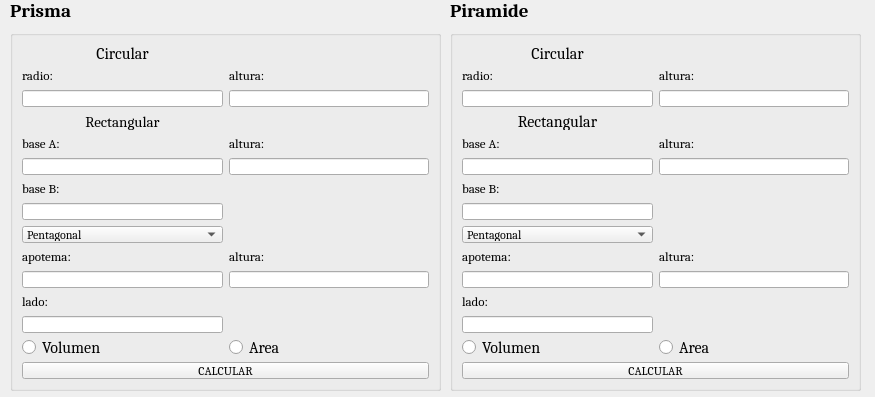
This is prismas_piramides.ui in AlfonsoVA/Prismas-pir-mides as Qt 5 draws it before an edit. The edited form follows.
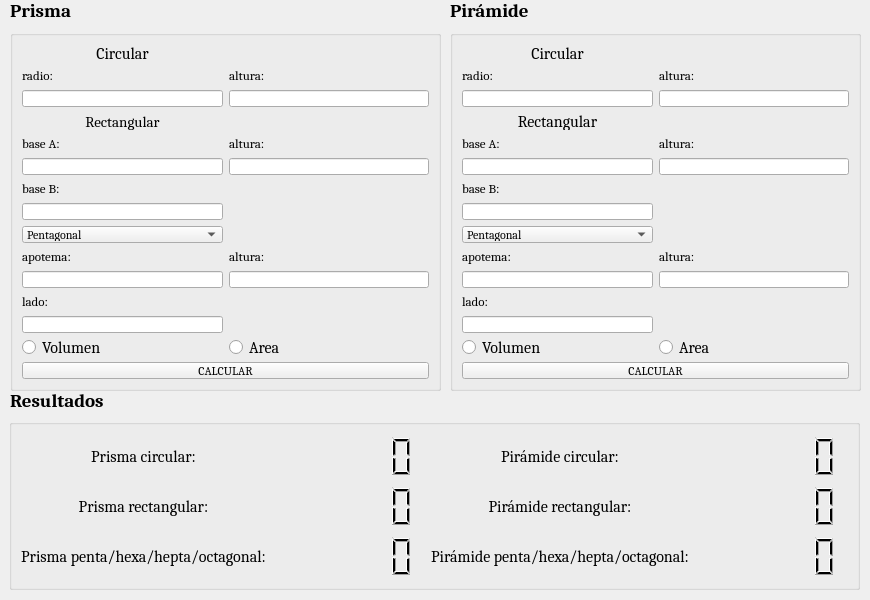
This is the edited form.

Commit message: Version 2.0 implementada, un poco más práctico

Patch:
```diff
--- a/prismas_piramides.ui
+++ b/prismas_piramides.ui
@@ -6,12 +6,30 @@
    <rect>
     <x>0</x>
     <y>0</y>
-    <width>875</width>
-    <height>397</height>
+    <width>870</width>
+    <height>600</height>
    </rect>
   </property>
+  <property name="minimumSize">
+   <size>
+    <width>870</width>
+    <height>600</height>
+   </size>
+  </property>
+  <property name="maximumSize">
+   <size>
+    <width>870</width>
+    <height>600</height>
+   </size>
+  </property>
   <property name="windowTitle">
-   <string>MainWindow</string>
+   <string>Calculadora de volumen y área de prismas y piramides</string>
+  </property>
+  <property name="autoFillBackground">
+   <bool>false</bool>
+  </property>
+  <property name="documentMode">
+   <bool>false</bool>
   </property>
   <widget class="QWidget" name="centralwidget">
    <widget class="QGroupBox" name="prisma_box">
@@ -587,7 +605,7 @@
      </font>
     </property>
     <property name="text">
-     <string>Piramide</string>
+     <string>Pirámide</string>
     </property>
    </widget>
    <widget class="QLabel" name="prisma_lb">
@@ -611,6 +629,234 @@
      <string>Prisma</string>
     </property>
    </widget>
+   <widget class="QGroupBox" name="gridGroupBox">
+    <property name="geometry">
+     <rect>
+      <x>9</x>
+      <y>419</y>
+      <width>851</width>
+      <height>171</height>
+     </rect>
+    </property>
+    <layout class="QGridLayout" name="resultados_box">
+     <item row="0" column="3">
+      <widget class="QLCDNumber" name="lcd_pir_cir">
+       <property name="lineWidth">
+        <number>0</number>
+       </property>
+       <property name="digitCount">
+        <number>6</number>
+       </property>
+      </widget>
+     </item>
+     <item row="0" column="1">
+      <widget class="QLCDNumber" name="lcd_prism_cir">
+       <property name="acceptDrops">
+        <bool>false</bool>
+       </property>
+       <property name="lineWidth">
+        <number>0</number>
+       </property>
+       <property name="digitCount">
+        <number>6</number>
+       </property>
+      </widget>
+     </item>
+     <item row="1" column="2">
+      <widget class="QLabel" name="lb_pir_rec">
+       <property name="font">
+        <font>
+         <family>Cambria</family>
+         <pointsize>12</pointsize>
+        </font>
+       </property>
+       <property name="layoutDirection">
+        <enum>Qt::LeftToRight</enum>
+       </property>
+       <property name="lineWidth">
+        <number>1</number>
+       </property>
+       <property name="text">
+        <string>Pirámide rectangular:</string>
+       </property>
+       <property name="alignment">
+        <set>Qt::AlignCenter</set>
+       </property>
+      </widget>
+     </item>
+     <item row="1" column="1">
+      <widget class="QLCDNumber" name="lcd_prism_rec">
+       <property name="lineWidth">
+        <number>0</number>
+       </property>
+       <property name="digitCount">
+        <number>6</number>
+       </property>
+      </widget>
+     </item>
+     <item row="0" column="0">
+      <widget class="QLabel" name="lb_prism_cir">
+       <property name="font">
+        <font>
+         <family>Cambria</family>
+         <pointsize>12</pointsize>
+        </font>
+       </property>
+       <property name="layoutDirection">
+        <enum>Qt::LeftToRight</enum>
+       </property>
+       <property name="lineWidth">
+        <number>1</number>
+       </property>
+       <property name="text">
+        <string>Prisma circular:</string>
+       </property>
+       <property name="alignment">
+        <set>Qt::AlignCenter</set>
+       </property>
+      </widget>
+     </item>
+     <item row="1" column="3">
+      <widget class="QLCDNumber" name="lcd_pir_rec">
+       <property name="lineWidth">
+        <number>0</number>
+       </property>
+       <property name="digitCount">
+        <number>6</number>
+       </property>
+      </widget>
+     </item>
+     <item row="1" column="0">
+      <widget class="QLabel" name="lb_prism_rec">
+       <property name="font">
+        <font>
+         <family>Cambria</family>
+         <pointsize>12</pointsize>
+        </font>
+       </property>
+       <property name="layoutDirection">
+        <enum>Qt::LeftToRight</enum>
+       </property>
+       <property name="lineWidth">
+        <number>1</number>
+       </property>
+       <property name="text">
+        <string>Prisma rectangular:</string>
+       </property>
+       <property name="alignment">
+        <set>Qt::AlignCenter</set>
+       </property>
+      </widget>
+     </item>
+     <item row="0" column="2">
+      <widget class="QLabel" name="lb_pir_cir">
+       <property name="font">
+        <font>
+         <family>Cambria</family>
+         <pointsize>12</pointsize>
+        </font>
+       </property>
+       <property name="layoutDirection">
+        <enum>Qt::LeftToRight</enum>
+       </property>
+       <property name="lineWidth">
+        <number>1</number>
+       </property>
+       <property name="text">
+        <string>Pirámide circular:</string>
+       </property>
+       <property name="alignment">
+        <set>Qt::AlignCenter</set>
+       </property>
+      </widget>
+     </item>
+     <item row="2" column="0">
+      <widget class="QLabel" name="lb_prism_pho">
+       <property name="font">
+        <font>
+         <family>Cambria</family>
+         <pointsize>12</pointsize>
+        </font>
+       </property>
+       <property name="layoutDirection">
+        <enum>Qt::LeftToRight</enum>
+       </property>
+       <property name="lineWidth">
+        <number>1</number>
+       </property>
+       <property name="text">
+        <string>Prisma penta/hexa/hepta/octagonal:</string>
+       </property>
+       <property name="alignment">
+        <set>Qt::AlignCenter</set>
+       </property>
+      </widget>
+     </item>
+     <item row="2" column="1">
+      <widget class="QLCDNumber" name="lcd_prism_pho">
+       <property name="lineWidth">
+        <number>0</number>
+       </property>
+       <property name="digitCount">
+        <number>6</number>
+       </property>
+      </widget>
+     </item>
+     <item row="2" column="2">
+      <widget class="QLabel" name="lb_pir_pho">
+       <property name="font">
+        <font>
+         <family>Cambria</family>
+         <pointsize>12</pointsize>
+        </font>
+       </property>
+       <property name="layoutDirection">
+        <enum>Qt::LeftToRight</enum>
+       </property>
+       <property name="lineWidth">
+        <number>1</number>
+       </property>
+       <property name="text">
+        <string>Pirámide penta/hexa/hepta/octagonal:</string>
+       </property>
+       <property name="alignment">
+        <set>Qt::AlignCenter</set>
+       </property>
+      </widget>
+     </item>
+     <item row="2" column="3">
+      <widget class="QLCDNumber" name="lcd_pir_pho">
+       <property name="lineWidth">
+        <number>0</number>
+       </property>
+       <property name="digitCount">
+        <number>6</number>
+       </property>
+      </widget>
+     </item>
+    </layout>
+   </widget>
+   <widget class="QLabel" name="result_lb">
+    <property name="geometry">
+     <rect>
+      <x>10</x>
+      <y>390</y>
+      <width>101</width>
+      <height>21</height>
+     </rect>
+    </property>
+    <property name="font">
+     <font>
+      <family>Cambria</family>
+      <pointsize>14</pointsize>
+      <weight>75</weight>
+      <bold>true</bold>
+     </font>
+    </property>
+    <property name="text">
+     <string>Resultados</string>
+    </property>
+   </widget>
   </widget>
  </widget>
  <resources/>
```
Left out of the diff: 74 changed lines with no effect on the pictures. The commit also changes 2 other files.
